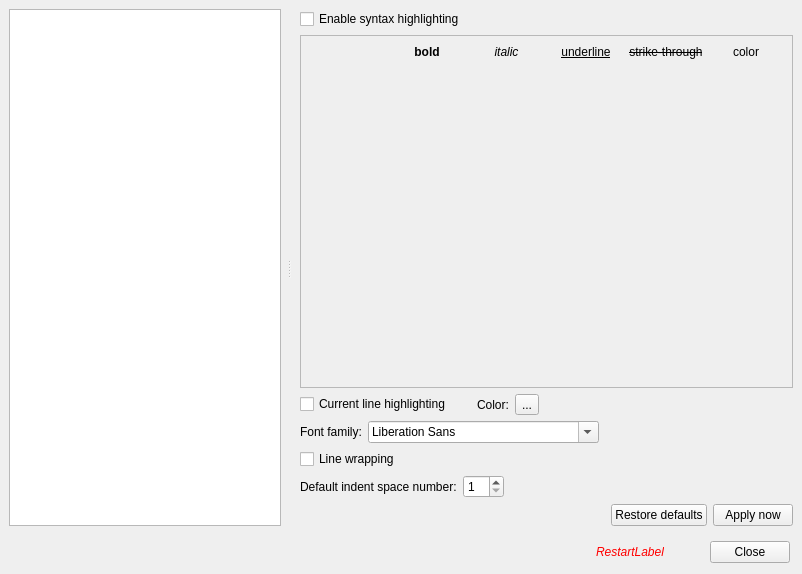
OpenFLUID/openfluid, file src/openfluid/ui/common/PreferencesDialog.ui: the form before one commit.
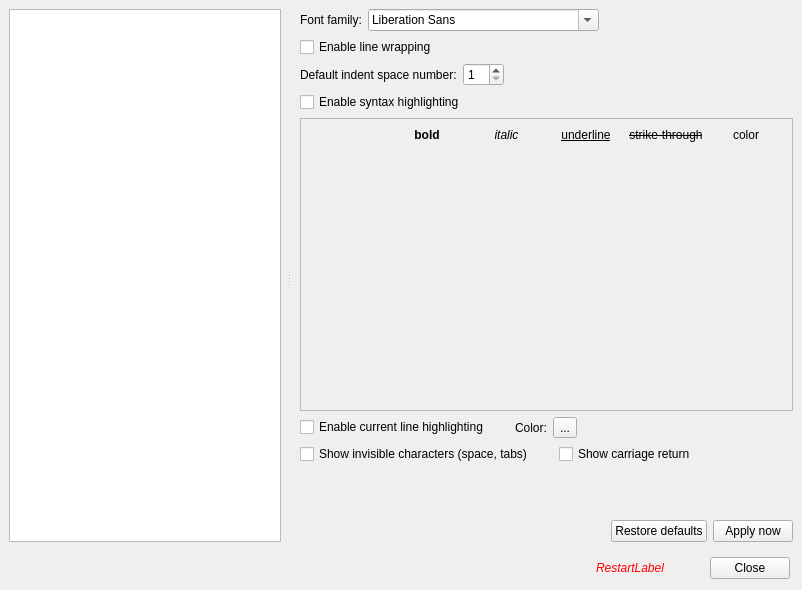
The form after the commit. The open tabs and pages were chosen to show the change. Custom widgets are drawn as their Qt base class.

Commit message:
Allow invisible chars display in Devstudio editor
* Added option for tab/spaces display
* Added option for carriage return display
* Added checkboxes and color line in Preferences dialog

(closes OpenFLUID/openfluid#1018)

What changed in the file:
```diff
--- a/src/openfluid/ui/common/PreferencesDialog.ui
+++ b/src/openfluid/ui/common/PreferencesDialog.ui
@@ -7,7 +7,7 @@
     <x>0</x>
     <y>0</y>
     <width>802</width>
-    <height>574</height>
+    <height>590</height>
    </rect>
   </property>
   <property name="windowTitle">
@@ -653,6 +653,78 @@
       </widget>
       <widget class="QWidget" name="DevEditorPage">
        <layout class="QVBoxLayout" name="verticalLayout_8">
+        <item>
+         <layout class="QHBoxLayout" name="horizontalLayout_9">
+          <item>
+           <widget class="QLabel" name="FontLabel">
+            <property name="text">
+             <string>Font family:</string>
+            </property>
+           </widget>
+          </item>
+          <item>
+           <widget class="QFontComboBox" name="FontComboBox">
+            <property name="writingSystem">
+             <enum>QFontDatabase::Latin</enum>
+            </property>
+           </widget>
+          </item>
+          <item>
+           <spacer name="horizontalSpacer_5">
+            <property name="orientation">
+             <enum>Qt::Horizontal</enum>
+            </property>
+            <property name="sizeHint" stdset="0">
+             <size>
+              <width>40</width>
+              <height>20</height>
+             </size>
+            </property>
+           </spacer>
+          </item>
+         </layout>
+        </item>
+        <item>
+         <widget class="QCheckBox" name="LineWrappingCheckBox">
+          <property name="text">
+           <string>Enable line wrapping</string>
+          </property>
+         </widget>
+        </item>
+        <item>
+         <layout class="QHBoxLayout" name="horizontalLayout_10">
+          <item>
+           <widget class="QLabel" name="label_12">
+            <property name="text">
+             <string>Default indent space number:</string>
+            </property>
+           </widget>
+          </item>
+          <item>
+           <widget class="QSpinBox" name="IndentSpaceNbSpinBox">
+            <property name="minimum">
+             <number>1</number>
+            </property>
+            <property name="maximum">
+             <number>99</number>
+            </property>
+           </widget>
+          </item>
+          <item>
+           <spacer name="horizontalSpacer_6">
+            <property name="orientation">
+             <enum>Qt::Horizontal</enum>
+            </property>
+            <property name="sizeHint" stdset="0">
+             <size>
+              <width>40</width>
+              <height>20</height>
+             </size>
+            </property>
+           </spacer>
+          </item>
+         </layout>
+        </item>
         <item>
          <widget class="QCheckBox" name="SyntaxHLCheckBox">
           <property name="text">
@@ -678,8 +750,8 @@
               <rect>
                <x>0</x>
                <y>0</y>
-               <width>324</width>
-               <height>83</height>
+               <width>561</width>
+               <height>251</height>
               </rect>
              </property>
              <property name="sizePolicy">
@@ -799,7 +871,7 @@
            <item>
             <widget class="QCheckBox" name="CurrentLineHLCheckBox">
              <property name="text">
-              <string>Current line highlighting</string>
+              <string>Enable current line highlighting</string>
              </property>
             </widget>
            </item>
@@ -850,64 +922,39 @@
          </widget>
         </item>
         <item>
-         <layout class="QHBoxLayout" name="horizontalLayout_9">
+         <layout class="QHBoxLayout" name="horizontalLayout">
           <item>
-           <widget class="QLabel" name="FontLabel">
+           <widget class="QCheckBox" name="ShowInvisibleCheckBox">
             <property name="text">
-             <string>Font family:</string>
+             <string>Show invisible characters (space, tabs)</string>
             </property>
            </widget>
           </item>
           <item>
-           <widget class="QFontComboBox" name="FontComboBox">
-            <property name="writingSystem">
-             <enum>QFontDatabase::Latin</enum>
-            </property>
-           </widget>
-          </item>
-          <item>
-           <spacer name="horizontalSpacer_5">
+           <spacer name="horizontalSpacer_13">
             <property name="orientation">
              <enum>Qt::Horizontal</enum>
             </property>
+            <property name="sizeType">
+             <enum>QSizePolicy::Fixed</enum>
+            </property>
             <property name="sizeHint" stdset="0">
              <size>
-              <width>40</width>
+              <width>20</width>
               <height>20</height>
              </size>
             </property>
            </spacer>
           </item>
-         </layout>
-        </item>
-        <item>
-         <widget class="QCheckBox" name="LineWrappingCheckBox">
-          <property name="text">
-           <string>Line wrapping</string>
-          </property>
-         </widget>
-        </item>
-        <item>
-         <layout class="QHBoxLayout" name="horizontalLayout_10">
           <item>
-           <widget class="QLabel" name="label_12">
+           <widget class="QCheckBox" name="ShowCarriageReturnCheckBox">
             <property name="text">
-             <string>Default indent space number:</string>
+             <string>Show carriage return</string>
             </property>
            </widget>
           </item>
           <item>
-           <widget class="QSpinBox" name="IndentSpaceNbSpinBox">
-            <property name="minimum">
-             <number>1</number>
-            </property>
-            <property name="maximum">
-             <number>99</number>
-            </property>
-           </widget>
-          </item>
-          <item>
-           <spacer name="horizontalSpacer_6">
+           <spacer name="horizontalSpacer_12">
             <property name="orientation">
              <enum>Qt::Horizontal</enum>
             </property>
@@ -921,6 +968,22 @@
           </item>
          </layout>
         </item>
+        <item>
+         <spacer name="verticalSpacer_6">
+          <property name="orientation">
+           <enum>Qt::Vertical</enum>
+          </property>
+          <property name="sizeType">
+           <enum>QSizePolicy::Maximum</enum>
+          </property>
+          <property name="sizeHint" stdset="0">
+           <size>
+            <width>20</width>
+            <height>50</height>
+           </size>
+          </property>
+         </spacer>
+        </item>
         <item>
          <layout class="QHBoxLayout" name="horizontalLayout_6">
           <item>
```
Left out of the diff: 2 changed lines with no effect on the pictures. The commit also changes 9 other files.
